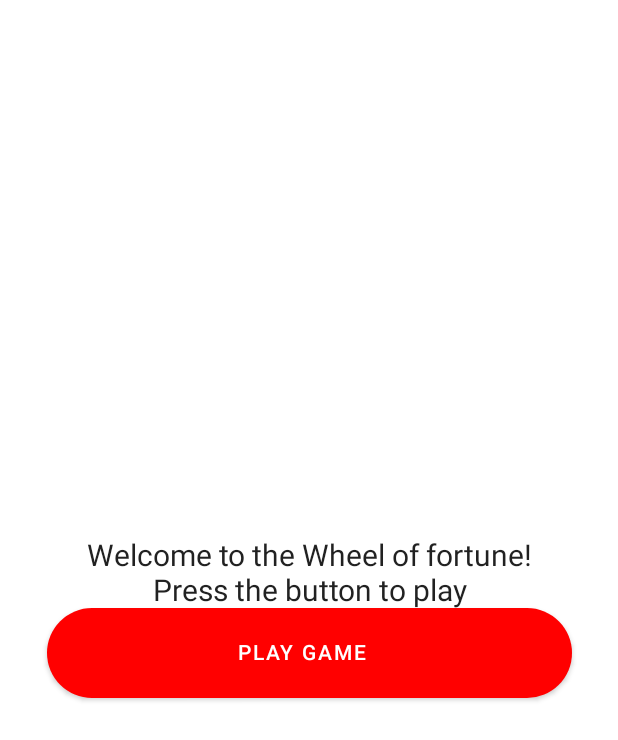
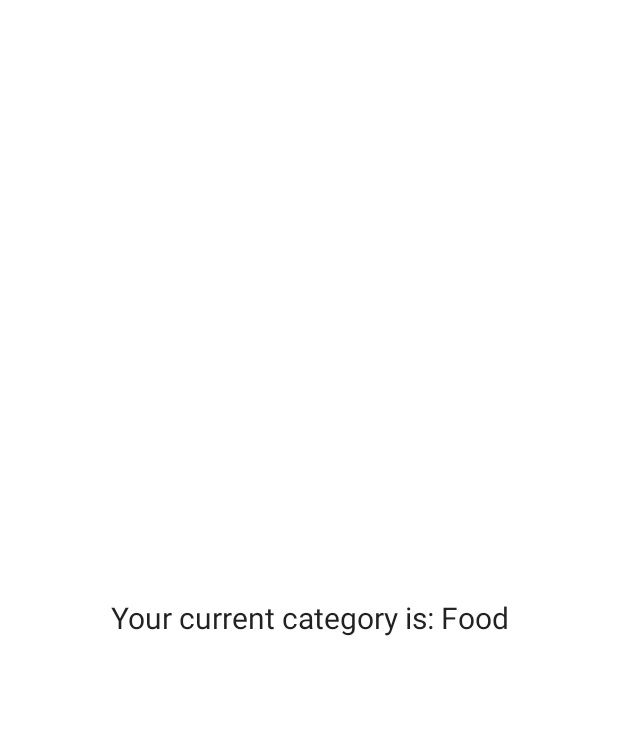
Before and after one commit to AlexBatten/wheeloffortune, an Android app built with Jetpack Compose: the screen it shows after launch (MainActivity before the commit, PlayScreen after it), after a tap on "PLAY GAME", on a phone screen of 412 x 824 dp. Shown: the top 740 px of the screen. Run offline under Robolectric (Android 15) with nearby library versions, the phone set to English and light mode, and no system bars.

Commit message:
Added more logic, randomint for finding random word and category, Playscreen working

```diff
--- a/app/src/main/java/com/example/wheeloffortune/MainScreen.kt
+++ b/app/src/main/java/com/example/wheeloffortune/MainScreen.kt
@@ -42,9 +42,9 @@ fun PressButtonPrompt() {
 @Composable
 fun StartGameButton() {
     val context = LocalContext.current
-    Button(onClick = {context.startActivity(Intent(context, PlayScreen::class.java))}, colors = ButtonDefaults.buttonColors(backgroundColor = Color.Red), shape = RoundedCornerShape(100.dp), modifier = Modifier
+    Button(onClick = {context.startActivity(Intent(context, PlayScreen::class.java))}, colors = ButtonDefaults.buttonColors(backgroundColor = Color.Green), shape = RoundedCornerShape(100.dp), modifier = Modifier
         .height(60.dp)
         .width(350.dp)) {
-        Text(text = stringResource(R.string.play_button_text), Modifier.padding(0.dp,0.dp,10.dp,0.dp), color = Color.White )
+        Text(text = stringResource(R.string.play_button_text), Modifier.padding(0.dp,0.dp,10.dp,0.dp), color = Color.Black )
     }
 }
--- a/app/src/main/java/com/example/wheeloffortune/PlayScreen.kt
+++ b/app/src/main/java/com/example/wheeloffortune/PlayScreen.kt
@@ -1,4 +1,106 @@
 package com.example.wheeloffortune
 
-class PlayScreen {
+import android.content.Intent
+import android.os.Bundle
+import androidx.activity.ComponentActivity
+import androidx.activity.compose.setContent
+import androidx.compose.foundation.layout.*
+import androidx.compose.foundation.shape.RoundedCornerShape
+import androidx.compose.material.*
+import androidx.compose.runtime.Composable
+import androidx.compose.ui.Alignment
+import androidx.compose.ui.Modifier
+import androidx.compose.ui.graphics.Color
+import androidx.compose.ui.res.stringResource
+import androidx.compose.ui.text.style.TextAlign
+import androidx.compose.ui.tooling.preview.Preview
+import androidx.compose.ui.unit.dp
+import androidx.compose.ui.unit.sp
+import com.example.wheeloffortune.data.Data
+import com.example.wheeloffortune.model.Player
+import com.example.wheeloffortune.model.Wheel
+import com.example.wheeloffortune.ui.theme.WheeloffortuneTheme
+import kotlin.random.Random
+
+var data = Data()
+
+class PlayScreen : ComponentActivity() {
+    override fun onCreate(savedInstanceState: Bundle?) {
+        super.onCreate(savedInstanceState)
+        setContent {
+            WheeloffortuneTheme {
+                // A surface container using the 'background' color from the theme
+                Surface(
+                    modifier = Modifier.fillMaxSize(),
+                    color = MaterialTheme.colors.background
+                ) {
+                    Combined()
+                }
+            }
+        }
+    }
 }
+
+@Composable
+fun Combined() {
+    Column(modifier = Modifier
+        .fillMaxWidth()
+        .fillMaxHeight(),
+        verticalArrangement = Arrangement.Center,
+        horizontalAlignment = Alignment.CenterHorizontally){
+
+        data.currentcategory = data.categoryarray[randomint(data.categoryarray.size)]
+
+        when (data.currentcategory) {
+            "Animal" -> data.currentword = data.animalarray[randomint(data.animalarray.size)]
+            "City" -> data.currentword = data.cityarray[randomint(data.cityarray.size)]
+            "Food" -> data.currentword = data.foodarray[randomint(data.foodarray.size)]
+            "Software" -> data.currentword = data.softwarearray[randomint(data.softwarearray.size)]
+        }
+
+        CategoryField()
+
+    }
+}
+
+@Composable
+fun CategoryField() {
+    Text(text = stringResource(R.string.current_category) + " " + data.currentcategory, fontSize = 20.sp, textAlign = TextAlign.Center, modifier = Modifier.width(400.dp))
+}
+
+@Composable
+fun WordField() {
+
+}
+
+@Composable
+fun KeyboardField() {
+
+}
+
+@Composable
+fun SpinButton() {
+    Button(onClick = {      }, colors = ButtonDefaults.buttonColors(backgroundColor = Color.Green), shape = RoundedCornerShape(100.dp), modifier = Modifier
+        .height(60.dp)
+        .width(350.dp)) {
+        Text(text = stringResource(R.string.play_button_text), Modifier.padding(0.dp,0.dp,10.dp,0.dp), color = Color.Black )
+    }
+}
+
+@Preview(showBackground = true)
+@Composable
+fun PlayScreenPreview() {
+    WheeloffortuneTheme {
+        Surface(
+            modifier = Modifier.fillMaxSize(),
+            color = MaterialTheme.colors.background
+        ) {
+        Combined()
+        }
+    }
+}
+
+fun randomint(size: Int): Int {
+    val random = Random.nextInt(size);
+    return random
+}
--- a/app/src/main/java/com/example/wheeloffortune/data/Data.kt
+++ b/app/src/main/java/com/example/wheeloffortune/data/Data.kt
@@ -1,16 +1,56 @@
 package com.example.wheeloffortune.data
 
-import android.content.res.Resources
-import com.example.wheeloffortune.R
-
+import com.example.wheeloffortune.model.Player
+import com.example.wheeloffortune.model.Wheel
 
 class Data {
 
-    private val categoryarray = arrayOf(
-        Resources.getSystem().getString(R.string.category_animal),
-        Resources.getSystem().getString(R.string.category_city),
-        Resources.getSystem().getString(R.string.category_food),
-        Resources.getSystem().getString(R.string.category_software)
+    var player = Player(5,0)
+    var wheel = Wheel()
+    var currentcategory: String = ""
+    var currentword: String = ""
+
+    fun newGame() {
+
+        player.balance = 0
+        player.life = 5
+
+    }
+
+    val categoryarray = arrayOf(
+        "Animal",
+        "City",
+        "Food",
+        "Software"
     )
 
+    val animalarray = arrayOf(
+        "CAPYBARA",
+        "ZEBRA",
+        "GIRAFFE",
+        "PELICAN"
+    )
+
+    val cityarray = arrayOf(
+        "COPENHAGEN",
+        "BERLIN",
+        "AMSTERDAM",
+        "OTTAWA"
+    )
+
+    val foodarray = arrayOf(
+        "RATATOUILLE",
+        "BURGER",
+        "RASPBERRY",
+        "SPINACH"
+    )
+
+    val softwarearray = arrayOf(
+        "JAVA",
+        "KOTLIN",
+        "PHYTHON",
+        "MAPLE"
+    )
+
+
 }
--- a/app/src/main/java/com/example/wheeloffortune/model/Field.kt
+++ b/app/src/main/java/com/example/wheeloffortune/model/Field.kt
@@ -4,7 +4,7 @@ import androidx.compose.ui.graphics.Color
 
 
 class Field (point: Int, bankrupt: Boolean, color: Color) {
-    private val point: Int = point
-    private val bankrupt: Boolean = bankrupt
-    private val color: Color = color
+    val point: Int = point
+    val bankrupt: Boolean = bankrupt
+    val color: Color = color
 }
--- a/app/src/main/java/com/example/wheeloffortune/model/Player.kt
+++ b/app/src/main/java/com/example/wheeloffortune/model/Player.kt
@@ -1,6 +1,6 @@
 package com.example.wheeloffortune.model
 
 class Player (lifeamount: Int, balanceamount: Int) {
-    private val life: Int = lifeamount
-    private val balance: Int = balanceamount
+    var life: Int = lifeamount
+    var balance: Int = balanceamount
 }
--- a/app/src/main/java/com/example/wheeloffortune/model/Wheel.kt
+++ b/app/src/main/java/com/example/wheeloffortune/model/Wheel.kt
@@ -7,7 +7,7 @@ class Wheel {
     val brown: Color = Color(0xFF7C4700)
     val orange: Color = Color(0xFFFFA500)
 
-    private val fieldarray = arrayOf(
+    val fieldarray = arrayOf(
         Field(0, true, Color.Black),
         Field(500, false, Color.Yellow),
         Field(600, false, orange),
--- a/app/src/main/res/values/strings.xml
+++ b/app/src/main/res/values/strings.xml
@@ -9,6 +9,8 @@
     <string name="welcome_message">Welcome to the Wheel of fortune!</string>
     <string name="play_message">Press the button to play</string>
     <string name="play_button_text">PLAY GAME</string>
+    <string name="spin_button_text">SPIN WHEEL</string>
+    <string name="current_category">Your current category is:</string>
 
     // CATEGORY
 
```
